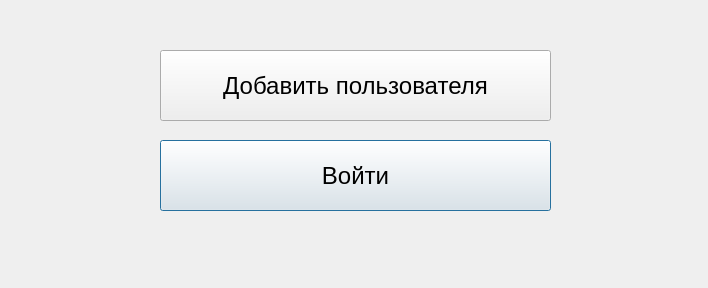
Above: UIs/Enter.ui from Cheshuyka/BookFoU before the change. Below: the same form after it.
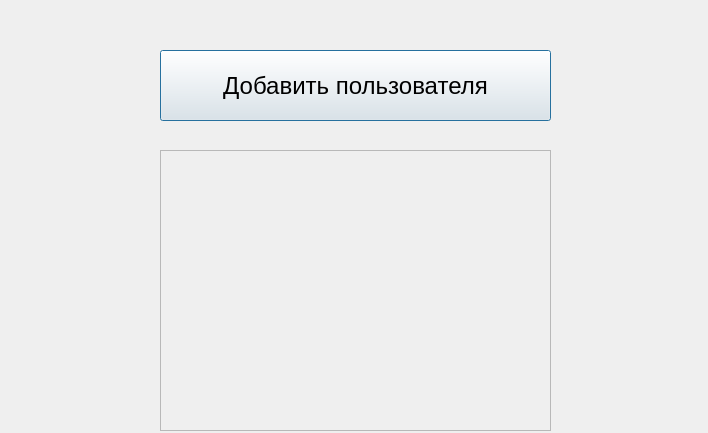
That is the form after the change.

```diff
--- a/UIs/Enter.ui
+++ b/UIs/Enter.ui
@@ -7,30 +7,12 @@
     <x>0</x>
     <y>0</y>
     <width>708</width>
-    <height>288</height>
+    <height>433</height>
    </rect>
   </property>
   <property name="windowTitle">
    <string>Вход</string>
   </property>
-  <widget class="QPushButton" name="CheckUser">
-   <property name="geometry">
-    <rect>
-     <x>160</x>
-     <y>140</y>
-     <width>391</width>
-     <height>71</height>
-    </rect>
-   </property>
-   <property name="font">
-    <font>
-     <pointsize>18</pointsize>
-    </font>
-   </property>
-   <property name="text">
-    <string>Войти</string>
-   </property>
-  </widget>
   <widget class="QPushButton" name="AddUser">
    <property name="geometry">
     <rect>
@@ -49,6 +31,29 @@
     <string>Добавить пользователя</string>
    </property>
   </widget>
+  <widget class="QScrollArea" name="scrollArea">
+   <property name="geometry">
+    <rect>
+     <x>160</x>
+     <y>150</y>
+     <width>391</width>
+     <height>281</height>
+    </rect>
+   </property>
+   <property name="widgetResizable">
+    <bool>true</bool>
+   </property>
+   <widget class="QWidget" name="scrollAreaWidgetContents">
+    <property name="geometry">
+     <rect>
+      <x>0</x>
+      <y>0</y>
+      <width>389</width>
+      <height>279</height>
+     </rect>
+    </property>
+   </widget>
+  </widget>
  </widget>
  <resources/>
  <connections/>
```
